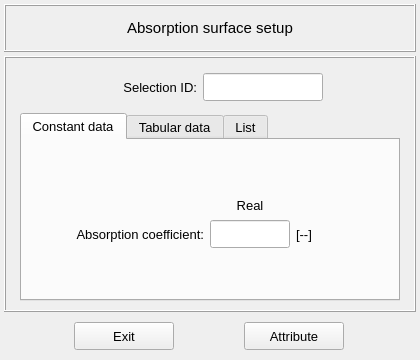
The window that vibra/interface/data/ui_files/model/acoustic/absorption_surface_inputs.ui (MOPT-UFSC/VIBRA) describes before a commit, drawn with Qt 5.
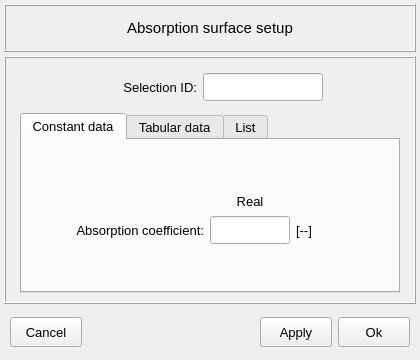
The same window after the commit. Icons and pictures are not drawn.

What changed in the file:
```diff
--- a/vibra/interface/data/ui_files/model/acoustic/absorption_surface_inputs.ui
+++ b/vibra/interface/data/ui_files/model/acoustic/absorption_surface_inputs.ui
@@ -955,14 +955,14 @@
     <widget class="QFrame" name="frame_11">
      <property name="minimumSize">
       <size>
-       <width>340</width>
-       <height>40</height>
+       <width>0</width>
+       <height>48</height>
       </size>
      </property>
      <property name="maximumSize">
       <size>
        <width>16777215</width>
-       <height>100</height>
+       <height>48</height>
       </size>
      </property>
      <property name="frameShape">
@@ -973,85 +973,146 @@
      </property>
      <layout class="QGridLayout" name="gridLayout_14">
       <property name="leftMargin">
-       <number>0</number>
+       <number>6</number>
       </property>
       <property name="topMargin">
        <number>0</number>
       </property>
       <property name="rightMargin">
-       <number>0</number>
+       <number>6</number>
       </property>
       <property name="bottomMargin">
        <number>0</number>
       </property>
-      <property name="spacing">
+      <property name="verticalSpacing">
        <number>0</number>
       </property>
+      <item row="0" column="3">
+       <widget class="QPushButton" name="pushButton_apply_and_close">
+        <property name="minimumSize">
+         <size>
+          <width>72</width>
+          <height>30</height>
+         </size>
+        </property>
+        <property name="maximumSize">
+         <size>
+          <width>72</width>
+          <height>30</height>
+         </size>
+        </property>
+        <property name="font">
+         <font>
+          <pointsize>10</pointsize>
+          <italic>false</italic>
+          <bold>false</bold>
+         </font>
+        </property>
+        <property name="styleSheet">
+         <string notr="true"/>
+        </property>
+        <property name="text">
+         <string>Ok</string>
+        </property>
+        <property name="autoDefault">
+         <bool>false</bool>
+        </property>
+        <property name="default">
+         <bool>false</bool>
+        </property>
+        <property name="flat">
+         <bool>false</bool>
+        </property>
+       </widget>
+      </item>
+      <item row="0" column="2">
+       <widget class="QPushButton" name="pushButton_apply">
+        <property name="minimumSize">
+         <size>
+          <width>72</width>
+          <height>30</height>
+         </size>
+        </property>
+        <property name="maximumSize">
+         <size>
+          <width>72</width>
+          <height>30</height>
+         </size>
+        </property>
+        <property name="font">
+         <font>
+          <pointsize>10</pointsize>
+          <italic>false</italic>
+          <bold>false</bold>
+         </font>
+        </property>
+        <property name="styleSheet">
+         <string notr="true"/>
+        </property>
+        <property name="text">
+         <string>Apply</string>
+        </property>
+        <property name="autoDefault">
+         <bool>false</bool>
+        </property>
+        <property name="default">
+         <bool>false</bool>
+        </property>
+        <property name="flat">
+         <bool>false</bool>
+        </property>
+       </widget>
+      </item>
+      <item row="0" column="0">
+       <widget class="QPushButton" name="pushButton_cancel">
+        <property name="minimumSize">
+         <size>
+          <width>72</width>
+          <height>30</height>
+         </size>
+        </property>
+        <property name="maximumSize">
+         <size>
+          <width>72</width>
+          <height>30</height>
+         </size>
+        </property>
+        <property name="font">
+         <font>
+          <pointsize>10</pointsize>
+          <italic>false</italic>
+          <bold>false</bold>
+         </font>
+        </property>
+        <property name="styleSheet">
+         <string notr="true"/>
+        </property>
+        <property name="text">
+         <string>Cancel</string>
+        </property>
+        <property name="autoDefault">
+         <bool>false</bool>
+        </property>
+        <property name="default">
+         <bool>false</bool>
+        </property>
+        <property name="flat">
+         <bool>false</bool>
+        </property>
+       </widget>
+      </item>
       <item row="0" column="1">
-       <widget class="QPushButton" name="pushButton_attribute">
-        <property name="minimumSize">
-         <size>
-          <width>100</width>
-          <height>28</height>
-         </size>
+       <spacer name="horizontalSpacer_17">
+        <property name="orientation">
+         <enum>Qt::Orientation::Horizontal</enum>
         </property>
-        <property name="maximumSize">
+        <property name="sizeHint" stdset="0">
          <size>
-          <width>100</width>
-          <height>28</height>
+          <width>40</width>
+          <height>20</height>
          </size>
         </property>
-        <property name="font">
-         <font>
-          <family>MS Shell Dlg 2</family>
-          <pointsize>10</pointsize>
-          <italic>false</italic>
-          <bold>false</bold>
-         </font>
-        </property>
-        <property name="styleSheet">
-         <string notr="true"/>
-        </property>
-        <property name="text">
-         <string>Attribute</string>
-        </property>
-        <property name="autoDefault">
-         <bool>false</bool>
-        </property>
-       </widget>
-      </item>
-      <item row="0" column="0">
-       <widget class="QPushButton" name="pushButton_exit">
-        <property name="minimumSize">
-         <size>
-          <width>100</width>
-          <height>28</height>
-         </size>
-        </property>
-        <property name="maximumSize">
-         <size>
-          <width>100</width>
-          <height>28</height>
-         </size>
-        </property>
-        <property name="font">
-         <font>
-          <family>MS Shell Dlg 2</family>
-          <pointsize>10</pointsize>
-          <italic>false</italic>
-          <bold>false</bold>
-         </font>
-        </property>
-        <property name="styleSheet">
-         <string notr="true"/>
-        </property>
-        <property name="text">
-         <string>Exit</string>
-        </property>
-        <property name="autoDefault">
-         <bool>false</bool>
-        </property>
-       </widget>
+       </spacer>
       </item>
      </layout>
     </widget>
```
Left out of the diff: 134 changed lines with no effect on the pictures.
